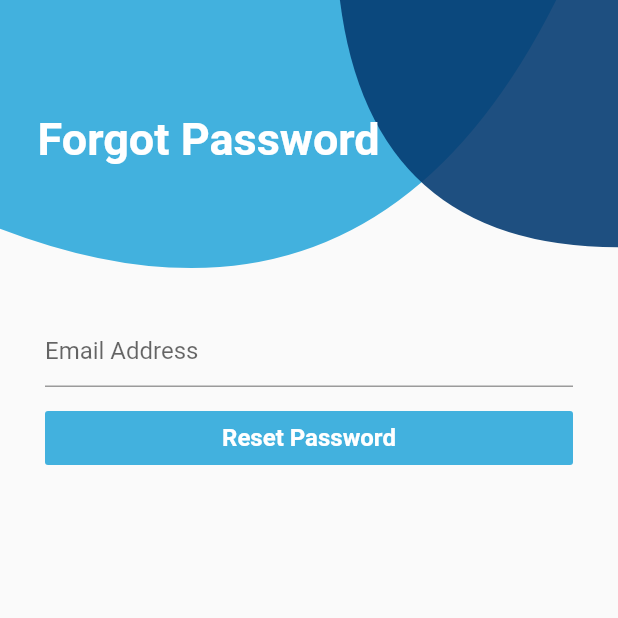
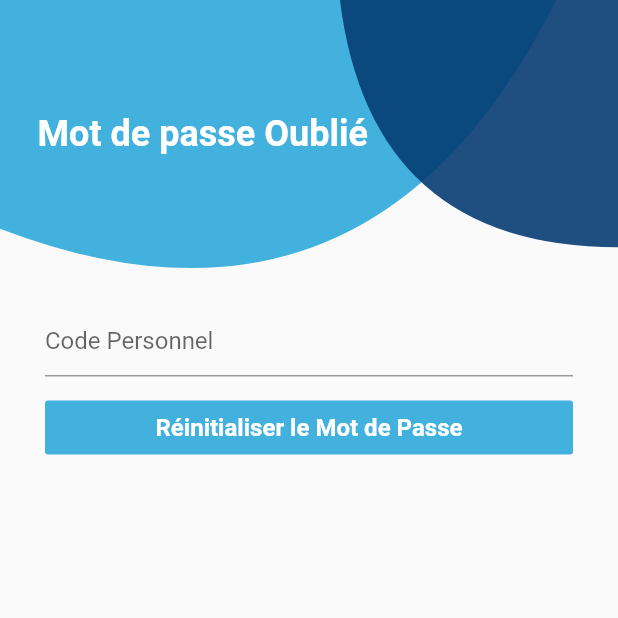
Before and after one commit to Simouche/go_class_parent, a Flutter app: the ForgotPassword screen opened by its route, on a phone screen of 412 x 824 dp, the top half of it. Run offline on Flutter 3.47's test engine with Material 2 defaults, Android fonts, the light colour scheme and no system bars; our stand-ins replace bloc, dio, equatable, firebase_messaging, flutter_bloc, flutter_html and 6 more; missing offline and left inert: animated_widgets, awesome_loader, dart:ffi, ext_storage, random_color; accounts and stored records are empty; statements that could not run were skipped.

Commit message:
added new events to authentication bloc

```diff
--- a/lib/backend/blocs/auth/authentication_event.dart
+++ b/lib/backend/blocs/auth/authentication_event.dart
@@ -34,3 +34,27 @@ class AppLaunched extends AuthenticationEvent {
   @override
   List<Object> get props => [];
 }
+
+class LogoutEvent extends AuthenticationEvent {
+  @override
+  List<Object> get props => [];
+}
+
+class CheckResetPasswordCodeEvent extends AuthenticationEvent {
+  final String code;
+
+  CheckResetPasswordCodeEvent({this.code});
+
+  @override
+  List<Object> get props => [code];
+}
+
+class SetNewPasswordEvent extends AuthenticationEvent {
+  final String password;
+  final String userID;
+
+  SetNewPasswordEvent({this.password, this.userID});
+
+  @override
+  List<Object> get props => [password, userID];
+}
--- a/lib/backend/blocs/auth/authentication_state.dart
+++ b/lib/backend/blocs/auth/authentication_state.dart
@@ -47,3 +47,42 @@ class RegistrationFail extends AuthenticationState {
   @override
   List<Object> get props => [];
 }
+
+class LogoutState extends AuthenticationState {
+  @override
+  List<Object> get props => [];
+}
+
+class CheckResetCodeSuccessState extends AuthenticationState {
+  final User user;
+
+  CheckResetCodeSuccessState({this.user});
+
+  @override
+  List<Object> get props => [user];
+}
+
+class CheckResetCodeLoadingState extends AuthenticationState {
+  @override
+  List<Object> get props => [];
+}
+
+class CheckResetCodeFailedState extends AuthenticationState {
+  @override
+  List<Object> get props => [];
+}
+
+class SetNewPasswordSuccessState extends AuthenticationState {
+  @override
+  List<Object> get props => [];
+}
+
+class SetNewPasswordFailedState extends AuthenticationState {
+  @override
+  List<Object> get props => [];
+}
+
+class SetNewPasswordLoadingState extends AuthenticationState {
+  @override
+  List<Object> get props => [];
+}
--- a/lib/backend/providers/base_providers.dart
+++ b/lib/backend/providers/base_providers.dart
@@ -16,6 +16,12 @@ abstract class BaseAuthenticationProvider {
   Future<bool> register();
 
   Future<Parent> getCurrentParent();
+
+  Future<User> resetPassword(String code);
+
+  Future<bool> changePassword(String password, String userID);
+
+  logout();
 }
 
 abstract class BaseUserDataProvider {}
--- a/lib/backend/repositories/authentication_repository.dart
+++ b/lib/backend/repositories/authentication_repository.dart
@@ -30,4 +30,14 @@ class AuthenticationRepository {
   Future<Parent> getCurrentParent() async {
     return await _authProvider.getCurrentParent();
   }
+
+  void logout() {
+    _authProvider.logout();
+  }
+
+  Future<User> resetPassword(String code) async =>
+      _authProvider.resetPassword(code);
+
+  Future<bool> changePassword(String password, String userID) async =>
+      changePassword(password, userID);
 }
--- a/lib/main.dart
+++ b/lib/main.dart
@@ -95,6 +95,7 @@ class MyApp extends StatelessWidget {
         OtpPage.routeName: (context) => OtpPage(),
         HomePage.routeName: (context) => HomePage(),
         ForgotPassword.routeName: (context) => ForgotPassword(),
+        NewPassword.routeName: (context) => NewPassword(),
 //        Biology.routeName: (context) => Biology(),
 //        Chemistry.routeName: (context) => Chemistry(),
 //        Mathematics.routeName: (context) => Mathematics(),
--- a/lib/pages/forgot_password.dart
+++ b/lib/pages/forgot_password.dart
@@ -1,4 +1,5 @@
 import 'package:flutter/material.dart';
+import 'package:go_class_parent/pages/pages.dart';
 import 'package:go_class_parent/values/Colors.dart';
 import 'package:go_class_parent/values/dimensions.dart';
 import 'package:go_class_parent/widgets/widgets.dart';
@@ -23,10 +24,10 @@ class ForgotPassword extends StatelessWidget {
                     top: AUTH_PAGES_BIG_TITLE_MARGIN_TOP,
                     left: AUTH_PAGES_BIG_TITLE_MARGIN_LEFT),
                 child: Text(
-                  "Forgot Password",
+                  "Mot de passe Oublié",
                   style: TextStyle(
                       color: WHITE,
-                      fontSize: AUTH_PAGES_BIG_TITLE_SIZE,
+                      fontSize: 24.0,
                       fontWeight: FontWeight.bold),
                 ),
               ),
@@ -55,7 +56,7 @@ class _UsernameTextField extends StatelessWidget {
           cursorColor: colorScheme.onSurface,
           controller: _usernameController,
           decoration: InputDecoration(
-            hintText: "Email Address",
+            hintText: "Code Personnel",
             labelStyle: TextStyle(letterSpacing: mediumLetterSpacing),
           ),
           style: TextStyle(),
@@ -79,15 +80,17 @@ class _RegisterAndLoginButtons extends StatelessWidget {
       child: FlatButton(
         color: Color(0xff42b1de),
         child: Text(
-          'Reset Password',
+          'Réinitialiser le Mot de Passe',
           style: TextStyle(
               color: Colors.white, fontWeight: FontWeight.w700, fontSize: 16),
         ),
-        onPressed: () => showDialog(
+        onPressed: () => Navigator.of(context).pushNamed(NewPassword
+            .routeName) /*showDialog(
           context: context,
           builder: (_) => MyAlertDialog(),
           barrierDismissible: true,
-        ),
+        )*/
+        ,
       ),
     );
   }
--- a/lib/pages/pages.dart
+++ b/lib/pages/pages.dart
@@ -9,6 +9,7 @@ export 'forgot_password.dart';
 export 'home_page.dart';
 export 'initial_page.dart';
 export 'login_page.dart';
+export 'new_password.dart';
 export 'otp_page.dart';
 export 'payments/payments_list.dart';
 export 'payments/payments_page.dart';
--- a/lib/widgets/widgets.dart
+++ b/lib/widgets/widgets.dart
@@ -3,6 +3,7 @@ export 'auth_buttons.dart';
 export 'drop_down_button.dart';
 export 'logo.dart';
 export 'my_app_bar.dart';
+export 'my_app_drawer.dart';
 export 'pageviews/intro/page_view.dart';
 export 'shapes/auth_pages_bg.dart';
 export 'shapes/home_top_bg.dart';
```
Also changed, not shown: lib/backend/blocs/auth/authentication_bloc.dart (+45 -2 lines), lib/backend/providers/AuthenticationProvider.dart (+43 -6 lines), lib/pages/home_page.dart (+8 -0 lines), lib/pages/new_password.dart (added, +129 -0 lines), lib/widgets/my_app_drawer.dart (added, +50 -0 lines).
